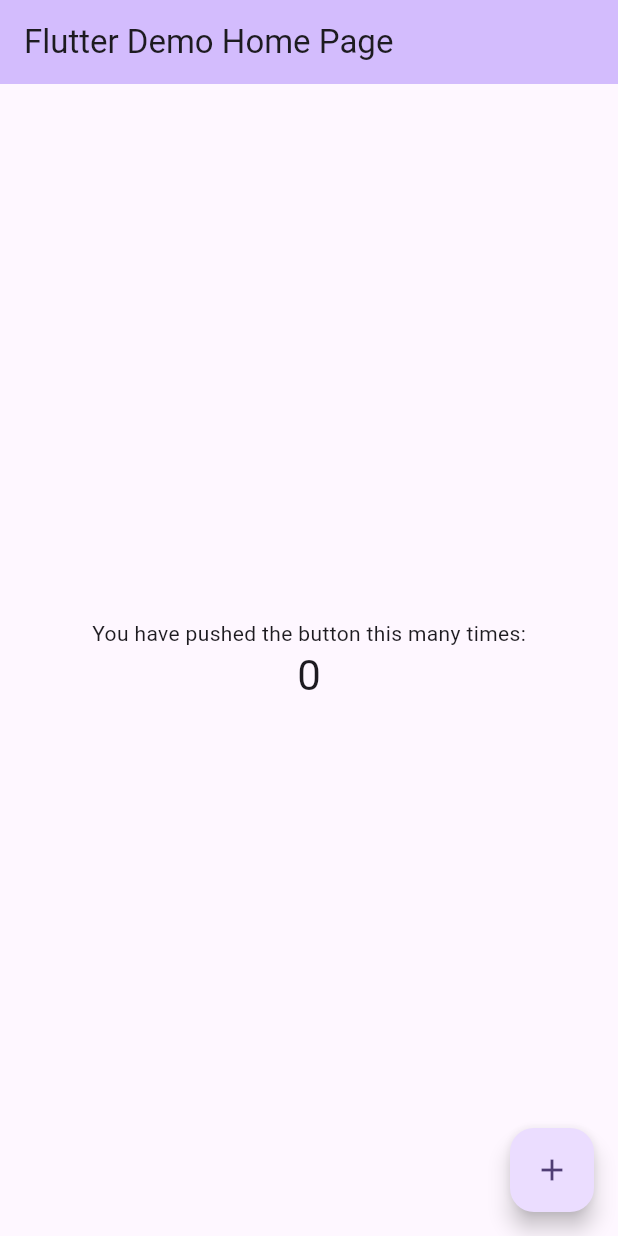
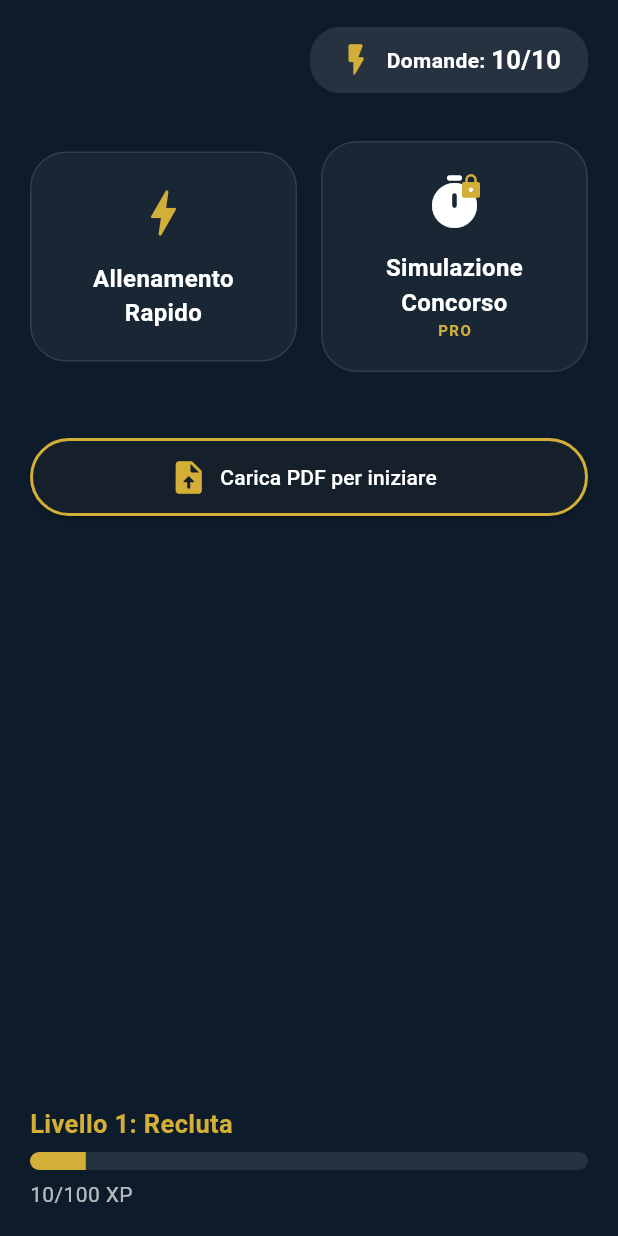
Before and after one commit to giacomopesaro-collab/concorsi_flash, a Flutter app: the screen it shows after launch, on a phone screen of 412 x 824 dp. Run offline on Flutter 3.47's test engine with Material 3 defaults, Android fonts, the phone set to English and light mode, and no system bars.

Commit message:
Home Pro completata

```diff
--- a/lib/main.dart
+++ b/lib/main.dart
@@ -1,121 +1,173 @@
 import 'package:flutter/material.dart';
 
 void main() {
-  runApp(const MyApp());
+  runApp(const ConcorsiFlashApp());
 }
 
-class MyApp extends StatelessWidget {
-  const MyApp({super.key});
+class ConcorsiFlashApp extends StatelessWidget {
+  const ConcorsiFlashApp({Key? key}) : super(key: key);
 
-  // This widget is the root of your application.
   @override
   Widget build(BuildContext context) {
     return MaterialApp(
-      title: 'Flutter Demo',
+      title: 'Concorsi Flash',
+      debugShowCheckedModeBanner: false,
       theme: ThemeData(
-        // This is the theme of your application.
-        //
-        // TRY THIS: Try running your application with "flutter run". You'll see
-        // the application has a purple toolbar. Then, without quitting the app,
-        // try changing the seedColor in the colorScheme below to Colors.green
-        // and then invoke "hot reload" (save your changes or press the "hot
-        // reload" button in a Flutter-supported IDE, or press "r" if you used
-        // the command line to start the app).
-        //
-        // Notice that the counter didn't reset back to zero; the application
-        // state is not lost during the reload. To reset the state, use hot
-        // restart instead.
-        //
-        // This works for code too, not just values: Most code changes can be
-        // tested with just a hot reload.
-        colorScheme: .fromSeed(seedColor: Colors.deepPurple),
+        useMaterial3: true,
+        brightness: Brightness.dark,
       ),
-      home: const MyHomePage(title: 'Flutter Demo Home Page'),
+      home: const HomePage(),
     );
   }
 }
 
-class MyHomePage extends StatefulWidget {
-  const MyHomePage({super.key, required this.title});
-
-  // This widget is the home page of your application. It is stateful, meaning
-  // that it has a State object (defined below) that contains fields that affect
-  // how it looks.
-
-  // This class is the configuration for the state. It holds the values (in this
-  // case the title) provided by the parent (in this case the App widget) and
-  // used by the build method of the State. Fields in a Widget subclass are
-  // always marked "final".
-
-  final String title;
-
-  @override
-  State<MyHomePage> createState() => _MyHomePageState();
-}
-
-class _MyHomePageState extends State<MyHomePage> {
-  int _counter = 0;
-
-  void _incrementCounter() {
-    setState(() {
-      // This call to setState tells the Flutter framework that something has
-      // changed in this State, which causes it to rerun the build method below
-      // so that the display can reflect the updated values. If we changed
-      // _counter without calling setState(), then the build method would not be
-      // called again, and so nothing would appear to happen.
-      _counter++;
-    });
-  }
+class HomePage extends StatelessWidget {
+  const HomePage({Key? key}) : super(key: key);
 
   @override
   Widget build(BuildContext context) {
-    // This method is rerun every time setState is called, for instance as done
-    // by the _incrementCounter method above.
-    //
-    // The Flutter framework has been optimized to make rerunning build methods
-    // fast, so that you can just rebuild anything that needs updating rather
-    // than having to individually change instances of widgets.
+    const deepBlue = Color(0xFF0D1B2A);
+    const gold = Color(0xFFD4AF37);
+    const background = deepBlue;
+
     return Scaffold(
-      appBar: AppBar(
-        // TRY THIS: Try changing the color here to a specific color (to
-        // Colors.amber, perhaps?) and trigger a hot reload to see the AppBar
-        // change color while the other colors stay the same.
-        backgroundColor: Theme.of(context).colorScheme.inversePrimary,
-        // Here we take the value from the MyHomePage object that was created by
-        // the App.build method, and use it to set our appbar title.
-        title: Text(widget.title),
+      backgroundColor: background,
+      body: SafeArea(
+        child: Padding(
+          padding: const EdgeInsets.symmetric(horizontal: 20.0, vertical: 18.0),
+          child: Column(
+            crossAxisAlignment: CrossAxisAlignment.stretch,
+            children: [
+              // HEADER - Contatore Domande
+              Row(
+                children: [
+                  const Spacer(),
+                  Container(
+                    decoration: BoxDecoration(
+                      color: Colors.white.withOpacity(0.1),
+                      borderRadius: BorderRadius.circular(20),
+                    ),
+                    padding: const EdgeInsets.symmetric(horizontal: 18, vertical: 9),
+                    child: Row(
+                      children: [
+                        const Icon(Icons.flash_on_rounded, color: gold, size: 26),
+                        const SizedBox(width: 7),
+                        const Text(
+                          "Domande: ",
+                          style: TextStyle(color: Colors.white, fontWeight: FontWeight.w600),
+                        ),
+                        const Text(
+                          "10/10",
+                          style: TextStyle(color: Colors.white, fontWeight: FontWeight.bold, fontSize: 17),
+                        ),
+                      ],
+                    ),
+                  ),
+                ],
+              ),
+              const SizedBox(height: 32),
+
+              // DASHBOARD CARDS
+              Row(
+                children: [
+                  _buildDashboardCard(
+                    context,
+                    'Allenamento\nRapido',
+                    Icons.bolt_rounded,
+                    gold,
+                    false
+                  ),
+                  const SizedBox(width: 16),
+                  _buildDashboardCard(
+                    context,
+                    'Simulazione\nConcorso',
+                    Icons.timer_rounded,
+                    Colors.white,
+                    true,
+                    gold: gold
+                  ),
+                ],
+              ),
+
+              const SizedBox(height: 44),
+
+              // TASTO CARICA PDF
+              SizedBox(
+                width: double.infinity,
+                child: ElevatedButton.icon(
+                  onPressed: () {},
+                  icon: const Icon(Icons.upload_file_rounded, color: gold, size: 26),
+                  label: const Padding(
+                    padding: EdgeInsets.symmetric(vertical: 16.0),
+                    child: Text('Carica PDF per iniziare'),
+                  ),
+                  style: ElevatedButton.styleFrom(
+                    backgroundColor: Colors.white.withOpacity(0.05),
+                    foregroundColor: Colors.white,
+                    side: const BorderSide(color: gold, width: 2),
+                    shape: RoundedRectangleBorder(borderRadius: BorderRadius.circular(26)),
+                  ),
+                ),
+              ),
+
+              const Spacer(),
+
+              // FOOTER - XP BAR
+              Column(
+                crossAxisAlignment: CrossAxisAlignment.start,
+                children: [
+                  const Text(
+                    'Livello 1: Recluta',
+                    style: TextStyle(color: gold, fontWeight: FontWeight.bold, fontSize: 17),
+                  ),
+                  const SizedBox(height: 7),
+                  ClipRRect(
+                    borderRadius: BorderRadius.circular(16),
+                    child: const LinearProgressIndicator(
+                      value: 0.1, // Un po' di progresso per vederla
+                      minHeight: 12,
+                      backgroundColor: Colors.white10,
+                      valueColor: AlwaysStoppedAnimation<Color>(gold),
+                    ),
+                  ),
+                  const SizedBox(height: 6),
+                  const Text('10/100 XP', style: TextStyle(color: Colors.white70, fontSize: 14)),
+                ],
+              ),
+            ],
+          ),
+        ),
       ),
-      body: Center(
-        // Center is a layout widget. It takes a single child and positions it
-        // in the middle of the parent.
+    );
+  }
+
+  Widget _buildDashboardCard(BuildContext context, String title, IconData icon, Color iconColor, bool isPro, {Color? gold}) {
+    return Expanded(
+      child: Container(
+        padding: const EdgeInsets.all(20),
+        decoration: BoxDecoration(
+          color: Colors.white.withOpacity(0.05),
+          borderRadius: BorderRadius.circular(24),
+          border: Border.all(color: Colors.white10),
+        ),
         child: Column(
-          // Column is also a layout widget. It takes a list of children and
-          // arranges them vertically. By default, it sizes itself to fit its
-          // children horizontally, and tries to be as tall as its parent.
-          //
-          // Column has various properties to control how it sizes itself and
-          // how it positions its children. Here we use mainAxisAlignment to
-          // center the children vertically; the main axis here is the vertical
-          // axis because Columns are vertical (the cross axis would be
-          // horizontal).
-          //
-          // TRY THIS: Invoke "debug painting" (choose the "Toggle Debug Paint"
-          // action in the IDE, or press "p" in the console), to see the
-          // wireframe for each widget.
-          mainAxisAlignment: .center,
           children: [
-            const Text('You have pushed the button this many times:'),
+            Stack(
+              alignment: Alignment.topRight,
+              children: [
+                Icon(icon, color: iconColor, size: 40),
+                if (isPro) Icon(Icons.lock_rounded, color: gold, size: 18),
+              ],
+            ),
+            const SizedBox(height: 12),
             Text(
-              '$_counter',
-              style: Theme.of(context).textTheme.headlineMedium,
+              title,
+              textAlign: TextAlign.center,
+              style: const TextStyle(color: Colors.white, fontWeight: FontWeight.bold, fontSize: 16),
             ),
+            if (isPro) Text("PRO", style: TextStyle(color: gold, fontSize: 10, fontWeight: FontWeight.bold, letterSpacing: 1)),
           ],
         ),
-      ),
-      floatingActionButton: FloatingActionButton(
-        onPressed: _incrementCounter,
-        tooltip: 'Increment',
-        child: const Icon(Icons.add),
       ),
     );
   }
```
